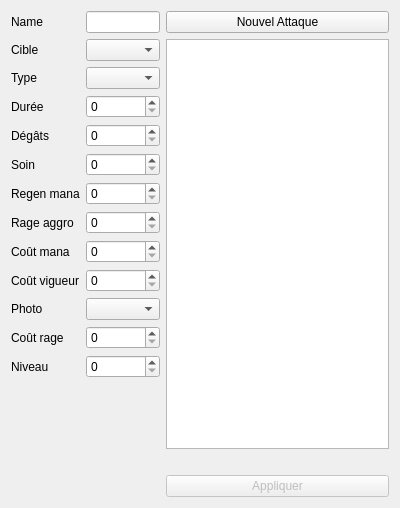
This is app/view/forms/editattakview.ui in r0nd0ud0u/qt-rpg as Qt 5 draws it before an edit. The edited form follows.
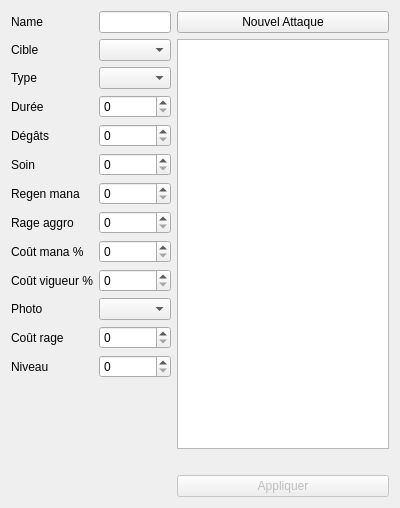
This is the edited form. Icons and pictures are not drawn. Custom widgets are drawn as their Qt base class.

Commit message: update slot value on level

```diff
--- a/app/view/forms/editattakview.ui
+++ b/app/view/forms/editattakview.ui
@@ -117,7 +117,7 @@
        <item row="8" column="0">
         <widget class="QLabel" name="mana_cost_label">
          <property name="text">
-          <string>Coût mana</string>
+          <string>Coût mana %</string>
          </property>
         </widget>
        </item>
@@ -144,7 +144,7 @@
        <item row="9" column="0">
         <widget class="QLabel" name="vigor_label">
          <property name="text">
-          <string>Coût vigueur</string>
+          <string>Coût vigueur %</string>
          </property>
         </widget>
        </item>
```
The commit also changes 2 other files.
